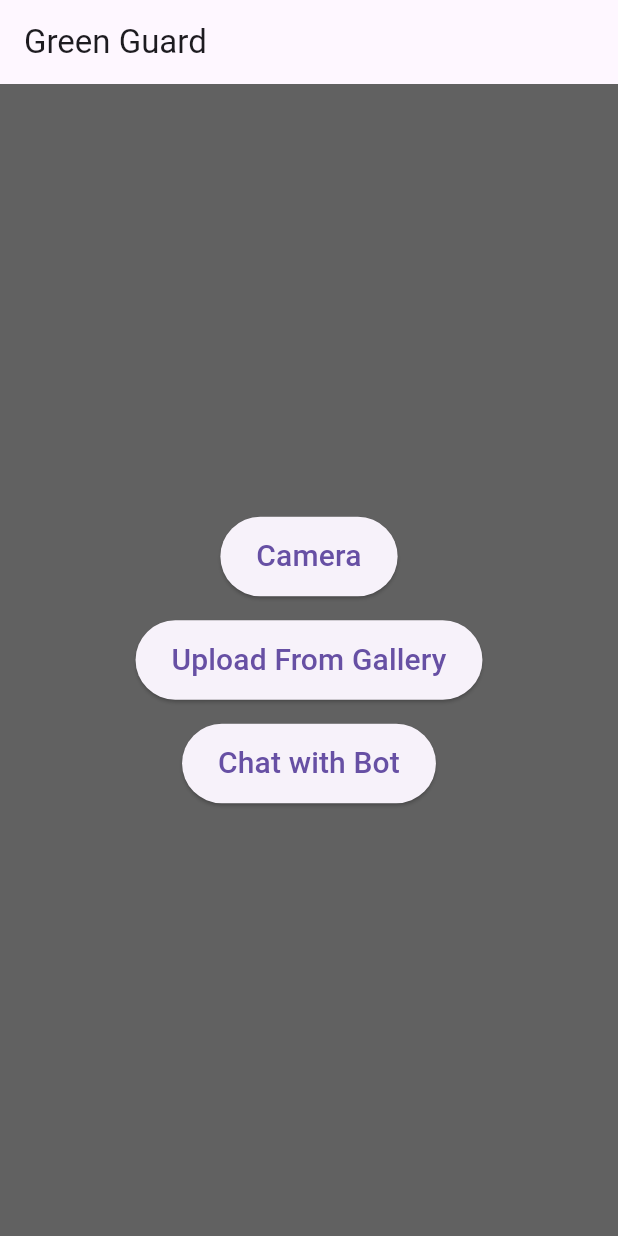
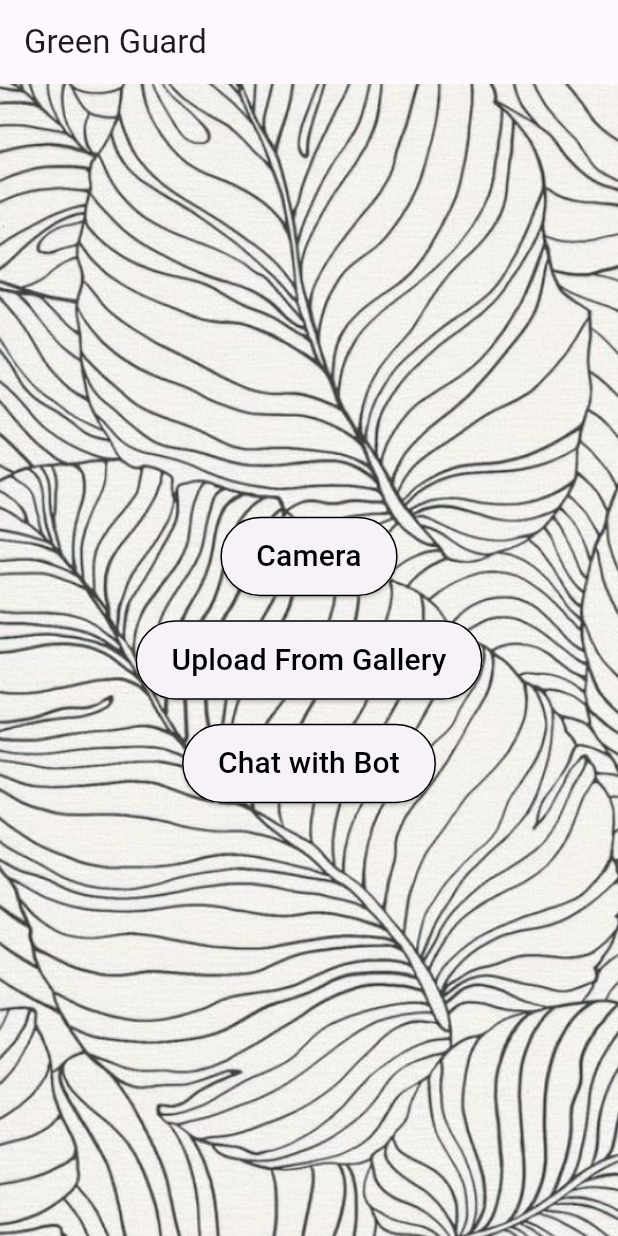
Before and after one commit to rohan-4761/green-guard-flutter-app, a Flutter app: the screen it shows after launch, on a phone screen of 412 x 824 dp. Run offline on Flutter 3.47's test engine with Material 3 defaults, Android fonts, the phone set to English and light mode, and no system bars; our stand-ins replace cloud_firestore, delightful_toast, firebase_auth, firebase_core, firebase_database, google_generative_ai and 1 more; accounts and stored records are empty.

Commit message:
Second Commit

```diff
--- a/lib/pages/camera.dart
+++ b/lib/pages/camera.dart
@@ -17,12 +17,14 @@ class _CamState extends State<Cam> {
   XFile? image;
 
   Future<void> _openCamera() async {
-    final pickedImage = await _imagePicker.pickImage(source: ImageSource.camera);
+    final pickedImage = await _imagePicker.pickImage(
+        source: ImageSource.camera);
     _handleImage(pickedImage);
   }
 
   Future<void> _openGallery() async {
-    final pickedImage = await _imagePicker.pickImage(source: ImageSource.gallery);
+    final pickedImage = await _imagePicker.pickImage(
+        source: ImageSource.gallery);
     _handleImage(pickedImage);
   }
 
@@ -40,18 +42,28 @@ class _CamState extends State<Cam> {
     }
   }
 
+
   @override
   Widget build(BuildContext context) {
     return MaterialApp(
       theme: ThemeData(
-        primaryColor: Colors.grey[700], // Grey color scheme
+        primaryColor: Colors.grey[500], // Grey color scheme
       ),
       home: Scaffold(
         appBar: AppBar(
           title: const Text('Green Guard'),
         ),
-        backgroundColor: Colors.grey[700],
-        body: Center(
+        backgroundColor: Colors.transparent,
+        // Set background color to transparent
+        body: Container(
+          decoration: const BoxDecoration(
+            image: DecorationImage(
+              image: AssetImage("assets/botany.jpg"),
+              // Path to your background image
+              fit: BoxFit.cover, // Cover the entire container
+            ),
+          ),
+          child: Center(
             child: Column(
               mainAxisAlignment: MainAxisAlignment.center,
               children: [
@@ -60,13 +72,16 @@ class _CamState extends State<Cam> {
                     _openCamera();
                   },
                   style: ElevatedButton.styleFrom(
-                  padding: const EdgeInsets.symmetric(vertical: 12, horizontal: 24),
+                    padding: const EdgeInsets.symmetric(
+                        vertical: 12, horizontal: 24),
+                        side: const BorderSide(color: Colors.black),
                   ),
                   child: const Text(
                     'Camera',
                     textAlign: TextAlign.center,
                     style: TextStyle(
                       fontSize: 20,
+                      color: Colors.black,
                     ),
                   ),
                 ),
@@ -74,13 +89,16 @@ class _CamState extends State<Cam> {
                 ElevatedButton(
                   onPressed: _openGallery,
                   style: ElevatedButton.styleFrom(
-                  padding: const EdgeInsets.symmetric(vertical: 12, horizontal: 24),
+                    padding: const EdgeInsets.symmetric(
+                        vertical: 12, horizontal: 24),
+                        side: const BorderSide(color: Colors.black),
                   ),
                   child: const Text(
                     'Upload From Gallery',
                     textAlign: TextAlign.center,
                     style: TextStyle(
                       fontSize: 20,
+                      color: Colors.black,
                     ),
                   ),
                 ),
@@ -91,24 +109,29 @@ class _CamState extends State<Cam> {
                     if (user != null) {
                       Navigator.push(
                         context,
-                      MaterialPageRoute(builder: (context) => const ChatScreen()),
+                        MaterialPageRoute(
+                            builder: (context) => const ChatScreen()),
                       );
                     } else {
                       // If not logged in, navigate to login page
                       Navigator.push(
                         context,
-                      MaterialPageRoute(builder: (context) => const LoginForm()),
+                        MaterialPageRoute(
+                            builder: (context) => const LoginForm()),
                       );
                     }
                   },
                   style: ElevatedButton.styleFrom(
-                  padding: const EdgeInsets.symmetric(vertical: 12, horizontal: 24),
+                    padding: const EdgeInsets.symmetric(
+                        vertical: 12, horizontal: 24),
+                        side: const BorderSide(color: Colors.black),
                   ),
                   child: const Text(
                     'Chat with Bot',
                     textAlign: TextAlign.center,
                     style: TextStyle(
                       fontSize: 20,
+                      color: Colors.black,
                     ),
                   ),
                 ),
@@ -116,6 +139,88 @@ class _CamState extends State<Cam> {
             ),
           ),
         ),
+      ),
     );
   }
 }
+
+
+//   @override
+//   Widget build(BuildContext context) {
+//     return MaterialApp(
+//       theme: ThemeData(
+//         primaryColor: Colors.grey[500], // Grey color scheme
+//       ),
+//       home: Scaffold(
+//         appBar: AppBar(
+//           title: const Text('Green Guard'),
+//         ),
+//         backgroundColor: Colors.grey[700],
+//         body: Center(
+//           child: Column(
+//             mainAxisAlignment: MainAxisAlignment.center,
+//             children: [
+//               ElevatedButton(
+//                 onPressed: () {
+//                   _openCamera();
+//                 },
+//                 style: ElevatedButton.styleFrom(
+//                   padding: const EdgeInsets.symmetric(vertical: 12, horizontal: 24),
+//                 ),
+//                 child: const Text(
+//                   'Camera',
+//                   textAlign: TextAlign.center,
+//                   style: TextStyle(
+//                     fontSize: 20,
+//                   ),
+//                 ),
+//               ),
+//               const SizedBox(height: 16),
+//               ElevatedButton(
+//                 onPressed: _openGallery,
+//                 style: ElevatedButton.styleFrom(
+//                   padding: const EdgeInsets.symmetric(vertical: 12, horizontal: 24),
+//                 ),
+//                 child: const Text(
+//                   'Upload From Gallery',
+//                   textAlign: TextAlign.center,
+//                   style: TextStyle(
+//                     fontSize: 20,
+//                   ),
+//                 ),
+//               ),
+//               const SizedBox(height: 16),
+//               ElevatedButton(
+//                 onPressed: () {
+//                   User? user = FirebaseAuth.instance.currentUser;
+//                   if (user != null) {
+//                     Navigator.push(
+//                       context,
+//                       MaterialPageRoute(builder: (context) => const ChatScreen()),
+//                     );
+//                   } else {
+//                     // If not logged in, navigate to login page
+//                     Navigator.push(
+//                       context,
+//                       MaterialPageRoute(builder: (context) => const LoginForm()),
+//                     );
+//                   }
+//                 },
+//                 style: ElevatedButton.styleFrom(
+//                   padding: const EdgeInsets.symmetric(vertical: 12, horizontal: 24),
+//                 ),
+//                 child: const Text(
+//                   'Chat with Bot',
+//                   textAlign: TextAlign.center,
+//                   style: TextStyle(
+//                     fontSize: 20,
+//                   ),
+//                 ),
+//               ),
+//             ],
+//           ),
+//         ),
+//       ),
+//     );
+//   }
+// }
```
Also changed, not shown: lib/pages/ImageDisplay.dart (+11 -7 lines), assets/botany.jpg (added). Lines whose indentation alone changed are shown as unchanged.
